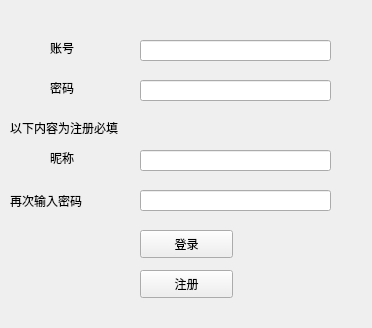
First picture: the form in login_ui.ui, repository danlidan/socket_project, before the edit.
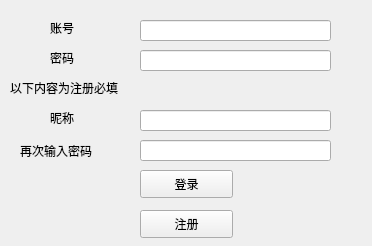
Second picture: the form after the edit.

Patch:
```diff
--- a/login_ui.ui
+++ b/login_ui.ui
@@ -7,7 +7,7 @@
     <x>0</x>
     <y>0</y>
     <width>372</width>
-    <height>328</height>
+    <height>246</height>
    </rect>
   </property>
   <property name="windowTitle">
@@ -17,7 +17,7 @@
    <property name="geometry">
     <rect>
      <x>140</x>
-     <y>230</y>
+     <y>170</y>
      <width>93</width>
      <height>28</height>
     </rect>
@@ -30,7 +30,7 @@
    <property name="geometry">
     <rect>
      <x>140</x>
-     <y>270</y>
+     <y>210</y>
      <width>93</width>
      <height>28</height>
     </rect>
@@ -43,7 +43,7 @@
    <property name="geometry">
     <rect>
      <x>50</x>
-     <y>40</y>
+     <y>20</y>
      <width>72</width>
      <height>15</height>
     </rect>
@@ -56,7 +56,7 @@
    <property name="geometry">
     <rect>
      <x>50</x>
-     <y>80</y>
+     <y>50</y>
      <width>72</width>
      <height>15</height>
     </rect>
@@ -69,7 +69,7 @@
    <property name="geometry">
     <rect>
      <x>50</x>
-     <y>150</y>
+     <y>110</y>
      <width>111</width>
      <height>16</height>
     </rect>
@@ -82,7 +82,7 @@
    <property name="geometry">
     <rect>
      <x>140</x>
-     <y>40</y>
+     <y>20</y>
      <width>191</width>
      <height>21</height>
     </rect>
@@ -92,7 +92,7 @@
    <property name="geometry">
     <rect>
      <x>140</x>
-     <y>80</y>
+     <y>50</y>
      <width>191</width>
      <height>21</height>
     </rect>
@@ -102,7 +102,7 @@
    <property name="geometry">
     <rect>
      <x>140</x>
-     <y>150</y>
+     <y>110</y>
      <width>191</width>
      <height>21</height>
     </rect>
@@ -111,8 +111,8 @@
   <widget class="QLabel" name="label_4">
    <property name="geometry">
     <rect>
-     <x>10</x>
-     <y>190</y>
+     <x>20</x>
+     <y>140</y>
      <width>91</width>
      <height>21</height>
     </rect>
@@ -125,7 +125,7 @@
    <property name="geometry">
     <rect>
      <x>140</x>
-     <y>190</y>
+     <y>140</y>
      <width>191</width>
      <height>21</height>
     </rect>
@@ -135,7 +135,7 @@
    <property name="geometry">
     <rect>
      <x>10</x>
-     <y>120</y>
+     <y>80</y>
      <width>321</width>
      <height>16</height>
     </rect>
```
